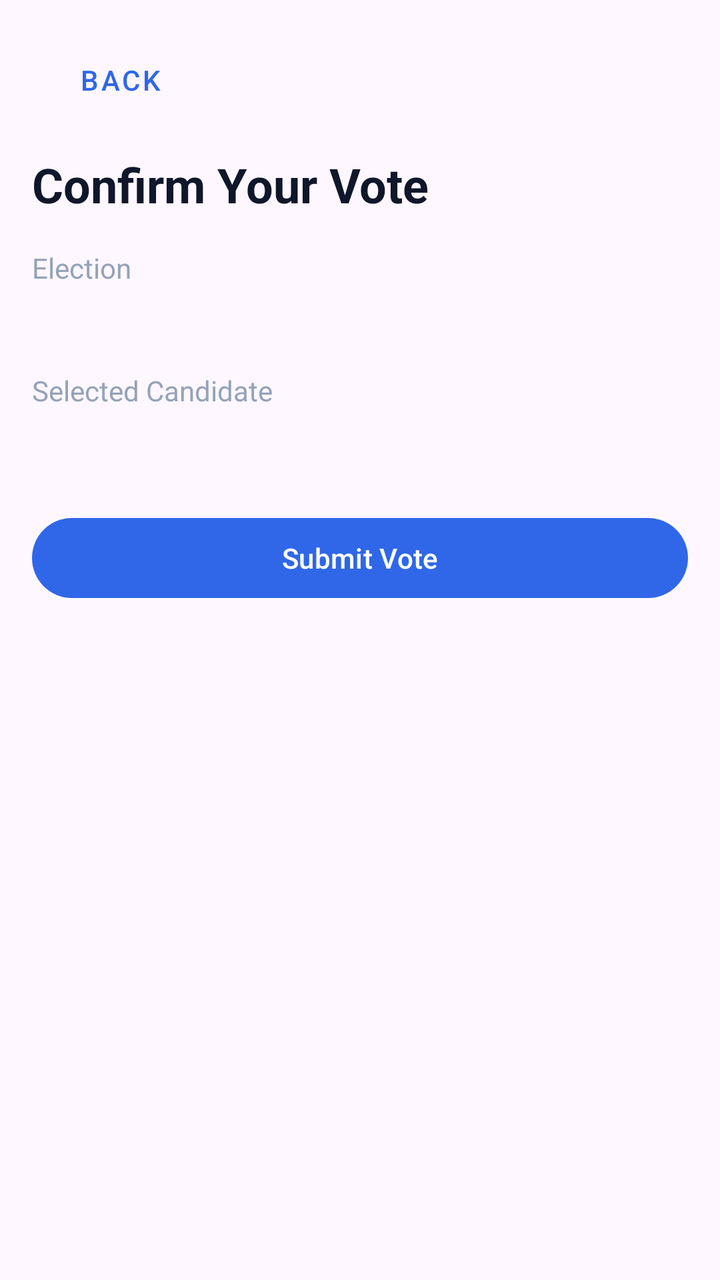
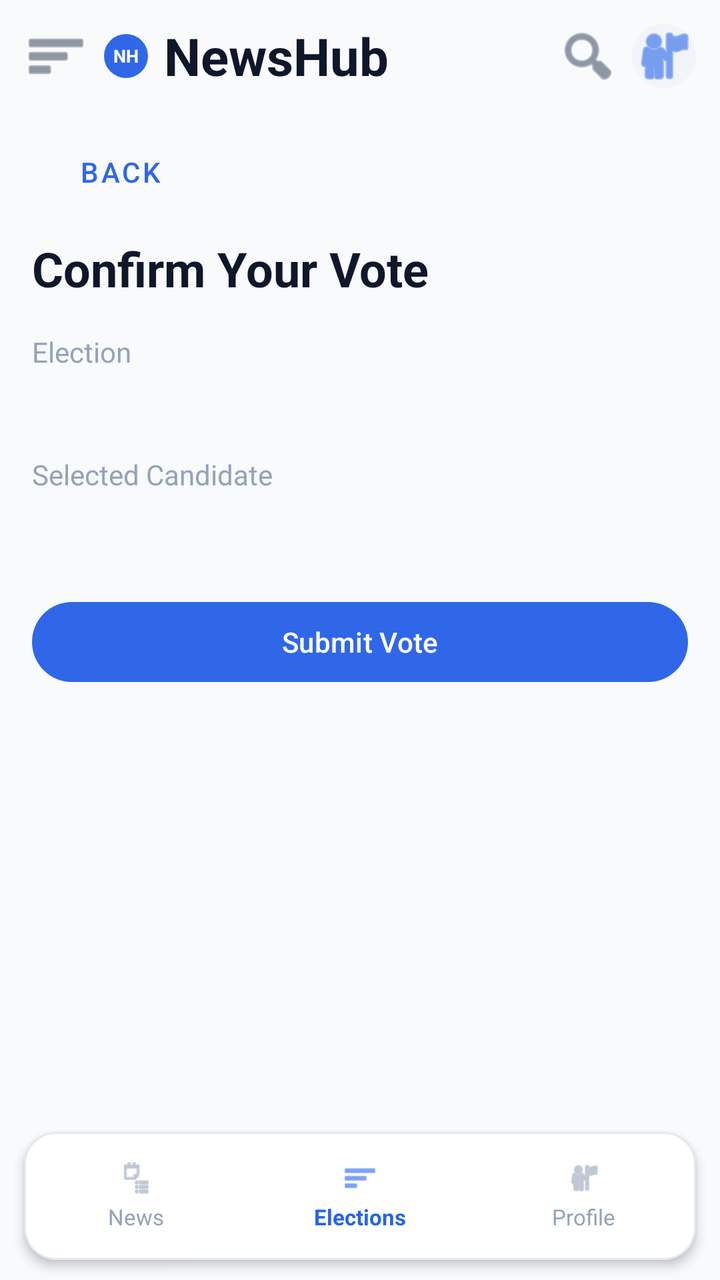

Two renders of the same Android screen: before a commit and after it. Below are the layout's source before the change and the commit's diff.
<!-- AndroidManifest.xml: application theme Theme.NewsHub -->
<!-- res/layout/fragment_vote_confirm.xml -->
<?xml version="1.0" encoding="utf-8"?>
<androidx.constraintlayout.widget.ConstraintLayout xmlns:android="http://schemas.android.com/apk/res/android"
    xmlns:app="http://schemas.android.com/apk/res-auto"
    android:layout_width="match_parent"
    android:layout_height="match_parent"
    android:padding="16dp">

    <com.google.android.material.button.MaterialButton
        android:id="@+id/button_back"
        style="@style/Widget.MaterialComponents.Button.TextButton"
        android:layout_width="wrap_content"
        android:layout_height="wrap_content"
        android:text="@string/common_back"
        app:layout_constraintStart_toStartOf="parent"
        app:layout_constraintTop_toTopOf="parent" />

    <TextView
        android:id="@+id/text_title"
        android:layout_width="0dp"
        android:layout_height="wrap_content"
        android:layout_marginTop="12dp"
        android:text="@string/vote_confirm_title"
        android:textColor="@color/home_text_primary"
        android:textSize="24sp"
        android:textStyle="bold"
        app:layout_constraintEnd_toEndOf="parent"
        app:layout_constraintStart_toStartOf="parent"
        app:layout_constraintTop_toBottomOf="@id/button_back" />

    <TextView
        android:id="@+id/text_election_label"
        android:layout_width="wrap_content"
        android:layout_height="wrap_content"
        android:layout_marginTop="16dp"
        android:text="@string/vote_election_label"
        android:textColor="@color/home_muted"
        app:layout_constraintStart_toStartOf="parent"
        app:layout_constraintTop_toBottomOf="@id/text_title" />

    <TextView
        android:id="@+id/text_election_name"
        android:layout_width="0dp"
        android:layout_height="wrap_content"
        android:layout_marginTop="4dp"
        android:textColor="@color/home_text_primary"
        android:textSize="18sp"
        app:layout_constraintEnd_toEndOf="parent"
        app:layout_constraintStart_toStartOf="parent"
        app:layout_constraintTop_toBottomOf="@id/text_election_label" />

    <TextView
        android:id="@+id/text_candidate_label"
        android:layout_width="wrap_content"
        android:layout_height="wrap_content"
        android:layout_marginTop="14dp"
        android:text="@string/vote_candidate_label"
        android:textColor="@color/home_muted"
        app:layout_constraintStart_toStartOf="parent"
        app:layout_constraintTop_toBottomOf="@id/text_election_name" />

    <TextView
        android:id="@+id/text_candidate_name"
        android:layout_width="0dp"
        android:layout_height="wrap_content"
        android:layout_marginTop="4dp"
        android:textColor="@color/home_text_primary"
        android:textSize="18sp"
        android:textStyle="bold"
        app:layout_constraintEnd_toEndOf="parent"
        app:layout_constraintStart_toStartOf="parent"
        app:layout_constraintTop_toBottomOf="@id/text_candidate_label" />

    <com.google.android.material.button.MaterialButton
        android:id="@+id/button_confirm_vote"
        android:layout_width="0dp"
        android:layout_height="wrap_content"
        android:layout_marginTop="22dp"
        android:text="@string/vote_confirm_action"
        app:layout_constraintEnd_toEndOf="parent"
        app:layout_constraintStart_toStartOf="parent"
        app:layout_constraintTop_toBottomOf="@id/text_candidate_name" />

    <ProgressBar
        android:id="@+id/progress_submit"
        android:layout_width="40dp"
        android:layout_height="40dp"
        android:visibility="gone"
        app:layout_constraintBottom_toBottomOf="parent"
        app:layout_constraintEnd_toEndOf="parent"
        app:layout_constraintStart_toStartOf="parent"
        app:layout_constraintTop_toTopOf="parent" />

</androidx.constraintlayout.widget.ConstraintLayout>
<!-- resources referenced by this layout -->
<resources>
  <color name="home_muted">#94A3B8</color>
  <color name="home_text_primary">#0F172A</color>
  <string name="common_back">Back</string>
  <string name="vote_candidate_label">Selected Candidate</string>
  <string name="vote_confirm_action">Submit Vote</string>
  <string name="vote_confirm_title">Confirm Your Vote</string>
  <string name="vote_election_label">Election</string>
  <style name="Theme.NewsHub" parent="Base.Theme.NewsHub" />
  <style name="Base.Theme.NewsHub" parent="Theme.Material3.DayNight.NoActionBar">
          <item name="colorPrimary">@color/auth_primary</item>
          <item name="colorOnPrimary">@android:color/white</item>
          <item name="android:statusBarColor">@color/auth_background</item>
          <item name="android:navigationBarColor">@color/auth_background</item>
      </style>
  <color name="auth_primary">#2F67E8</color>
  <color name="auth_background">#F3F4F6</color>
</resources>

<!-- the commit's change to res/layout/fragment_vote_confirm.xml (unified diff, before → after) -->
@@ -3,91 +3,257 @@
     xmlns:app="http://schemas.android.com/apk/res-auto"
     android:layout_width="match_parent"
     android:layout_height="match_parent"
-    android:padding="16dp">
-
-    <com.google.android.material.button.MaterialButton
-        android:id="@+id/button_back"
-        style="@style/Widget.MaterialComponents.Button.TextButton"
-        android:layout_width="wrap_content"
-        android:layout_height="wrap_content"
-        android:text="@string/common_back"
-        app:layout_constraintStart_toStartOf="parent"
-        app:layout_constraintTop_toTopOf="parent" />
-
-    <TextView
-        android:id="@+id/text_title"
+    android:background="@color/home_background">
+
+    <LinearLayout
+        android:id="@+id/top_bar"
         android:layout_width="0dp"
-        android:layout_height="wrap_content"
-        android:layout_marginTop="12dp"
-        android:text="@string/vote_confirm_title"
-        android:textColor="@color/home_text_primary"
-        android:textSize="24sp"
-        android:textStyle="bold"
+        android:layout_height="56dp"
+        android:gravity="center_vertical"
+        android:orientation="horizontal"
+        android:paddingStart="12dp"
+        android:paddingEnd="12dp"
         app:layout_constraintEnd_toEndOf="parent"
         app:layout_constraintStart_toStartOf="parent"
-        app:layout_constraintTop_toBottomOf="@id/button_back" />
-
-    <TextView
-        android:id="@+id/text_election_label"
-        android:layout_width="wrap_content"
-        android:layout_height="wrap_content"
-        android:layout_marginTop="16dp"
-        android:text="@string/vote_election_label"
-        android:textColor="@color/home_muted"
-        app:layout_constraintStart_toStartOf="parent"
-        app:layout_constraintTop_toBottomOf="@id/text_title" />
-
-    <TextView
-        android:id="@+id/text_election_name"
+        app:layout_constraintTop_toTopOf="parent">
+
+        <ImageButton
+            android:id="@+id/button_menu"
+            android:layout_width="32dp"
+            android:layout_height="32dp"
+            android:background="?attr/selectableItemBackgroundBorderless"
+            android:contentDescription="@string/home_menu"
+            android:padding="6dp"
+            android:src="@android:drawable/ic_menu_sort_by_size"
+            app:tint="@color/home_text_secondary" />
+
+        <TextView
+            android:layout_width="22dp"
+            android:layout_height="22dp"
+            android:layout_marginStart="8dp"
+            android:background="@drawable/bg_auth_logo"
+            android:gravity="center"
+            android:text="@string/logo_initials"
+            android:textColor="@android:color/white"
+            android:textSize="9sp"
+            android:textStyle="bold" />
+
+        <TextView
+            android:layout_width="wrap_content"
+            android:layout_height="wrap_content"
+            android:layout_marginStart="8dp"
+            android:text="@string/home_brand"
+            android:textColor="@color/home_text_primary"
+            android:textSize="26sp"
+            android:textStyle="bold" />
+
+        <View
+            android:layout_width="0dp"
+            android:layout_height="0dp"
+            android:layout_weight="1" />
+
+        <ImageButton
+            android:id="@+id/button_refresh"
+            android:layout_width="32dp"
+            android:layout_height="32dp"
+            android:background="?attr/selectableItemBackgroundBorderless"
+            android:contentDescription="@string/news_refresh"
+            android:padding="6dp"
+            android:src="@android:drawable/ic_menu_search"
+            app:tint="@color/home_text_secondary" />
+
+        <ImageButton
+            android:id="@+id/button_profile_shortcut"
+            android:layout_width="32dp"
+            android:layout_height="32dp"
+            android:layout_marginStart="6dp"
+            android:background="@drawable/bg_home_chip_muted"
+            android:contentDescription="@string/home_nav_profile"
+            android:padding="6dp"
+            android:src="@android:drawable/ic_menu_myplaces"
+            app:tint="@color/home_primary" />
+    </LinearLayout>
+
+    <androidx.core.widget.NestedScrollView
+        android:id="@+id/scroll_content"
         android:layout_width="0dp"
-        android:layout_height="wrap_content"
-        android:layout_marginTop="4dp"
-        android:textColor="@color/home_text_primary"
-        android:textSize="18sp"
+        android:layout_height="0dp"
+        android:clipToPadding="false"
+        android:paddingStart="16dp"
+        android:paddingTop="6dp"
+        android:paddingEnd="16dp"
+        android:paddingBottom="10dp"
+        app:layout_constraintBottom_toTopOf="@id/bottom_nav"
         app:layout_constraintEnd_toEndOf="parent"
         app:layout_constraintStart_toStartOf="parent"
-        app:layout_constraintTop_toBottomOf="@id/text_election_label" />
-
-    <TextView
-        android:id="@+id/text_candidate_label"
-        android:layout_width="wrap_content"
-        android:layout_height="wrap_content"
-        android:layout_marginTop="14dp"
-        android:text="@string/vote_candidate_label"
-        android:textColor="@color/home_muted"
-        app:layout_constraintStart_toStartOf="parent"
-        app:layout_constraintTop_toBottomOf="@id/text_election_name" />
-
-    <TextView
-        android:id="@+id/text_candidate_name"
-        android:layout_width="0dp"
-        android:layout_height="wrap_content"
-        android:layout_marginTop="4dp"
-        android:textColor="@color/home_text_primary"
-        android:textSize="18sp"
-        android:textStyle="bold"
-        app:layout_constraintEnd_toEndOf="parent"
-        app:layout_constraintStart_toStartOf="parent"
-        app:layout_constraintTop_toBottomOf="@id/text_candidate_label" />
-
-    <com.google.android.material.button.MaterialButton
-        android:id="@+id/button_confirm_vote"
-        android:layout_width="0dp"
-        android:layout_height="wrap_content"
-        android:layout_marginTop="22dp"
-        android:text="@string/vote_confirm_action"
-        app:layout_constraintEnd_toEndOf="parent"
-        app:layout_constraintStart_toStartOf="parent"
-        app:layout_constraintTop_toBottomOf="@id/text_candidate_name" />
+        app:layout_constraintTop_toBottomOf="@id/top_bar">
+
+        <LinearLayout
+            android:layout_width="match_parent"
+            android:layout_height="wrap_content"
+            android:orientation="vertical">
+
+            <com.google.android.material.button.MaterialButton
+                android:id="@+id/button_back"
+                style="@style/Widget.MaterialComponents.Button.TextButton"
+                android:layout_width="wrap_content"
+                android:layout_height="wrap_content"
+                android:text="@string/common_back" />
+
+            <TextView
+                android:id="@+id/text_title"
+                android:layout_width="match_parent"
+                android:layout_height="wrap_content"
+                android:layout_marginTop="8dp"
+                android:text="@string/vote_confirm_title"
+                android:textColor="@color/home_text_primary"
+                android:textSize="24sp"
+                android:textStyle="bold" />
+
+            <TextView
+                android:id="@+id/text_election_label"
+                android:layout_width="wrap_content"
+                android:layout_height="wrap_content"
+                android:layout_marginTop="16dp"
+                android:text="@string/vote_election_label"
+                android:textColor="@color/home_muted" />
+
+            <TextView
+                android:id="@+id/text_election_name"
+                android:layout_width="match_parent"
+                android:layout_height="wrap_content"
+                android:layout_marginTop="4dp"
+                android:textColor="@color/home_text_primary"
+                android:textSize="18sp" />
+
+            <TextView
+                android:id="@+id/text_candidate_label"
+                android:layout_width="wrap_content"
+                android:layout_height="wrap_content"
+                android:layout_marginTop="14dp"
+                android:text="@string/vote_candidate_label"
+                android:textColor="@color/home_muted" />
+
+            <TextView
+                android:id="@+id/text_candidate_name"
+                android:layout_width="match_parent"
+                android:layout_height="wrap_content"
+                android:layout_marginTop="4dp"
+                android:textColor="@color/home_text_primary"
+                android:textSize="18sp"
+                android:textStyle="bold" />
+
+            <com.google.android.material.button.MaterialButton
+                android:id="@+id/button_confirm_vote"
+                android:layout_width="match_parent"
+                android:layout_height="wrap_content"
+                android:layout_marginTop="22dp"
+                android:text="@string/vote_confirm_action" />
+        </LinearLayout>
+    </androidx.core.widget.NestedScrollView>
 
     <ProgressBar
         android:id="@+id/progress_submit"
         android:layout_width="40dp"
         android:layout_height="40dp"
         android:visibility="gone"
+        app:layout_constraintBottom_toBottomOf="@id/scroll_content"
+        app:layout_constraintEnd_toEndOf="@id/scroll_content"
+        app:layout_constraintStart_toStartOf="@id/scroll_content"
+        app:layout_constraintTop_toTopOf="@id/scroll_content" />
+
+    <com.google.android.material.card.MaterialCardView
+        android:id="@+id/bottom_nav"
+        android:layout_width="0dp"
+        android:layout_height="64dp"
+        android:layout_marginStart="12dp"
+        android:layout_marginEnd="12dp"
+        android:layout_marginBottom="10dp"
+        app:cardBackgroundColor="@color/home_card_bg"
+        app:cardCornerRadius="16dp"
+        app:cardElevation="3dp"
         app:layout_constraintBottom_toBottomOf="parent"
         app:layout_constraintEnd_toEndOf="parent"
         app:layout_constraintStart_toStartOf="parent"
-        app:layout_constraintTop_toTopOf="parent" />
+        app:strokeColor="@color/home_border"
+        app:strokeWidth="1dp">
+
+        <LinearLayout
+            android:layout_width="match_parent"
+            android:layout_height="match_parent"
+            android:gravity="center"
+            android:orientation="horizontal">
+
+            <LinearLayout
+                android:id="@+id/nav_news"
+                android:layout_width="0dp"
+                android:layout_height="match_parent"
+                android:layout_weight="1"
+                android:gravity="center"
+                android:orientation="vertical">
+
+                <ImageView
+                    android:layout_width="18dp"
+                    android:layout_height="18dp"
+                    android:src="@android:drawable/ic_menu_agenda"
+                    app:tint="@color/home_muted" />
+
+                <TextView
+                    android:layout_width="wrap_content"
+                    android:layout_height="wrap_content"
+                    android:layout_marginTop="3dp"
+                    android:text="@string/home_nav_news"
+                    android:textColor="@color/home_muted"
+                    android:textSize="11sp" />
+            </LinearLayout>
+
+            <LinearLayout
+                android:id="@+id/nav_elections"
+                android:layout_width="0dp"
+                android:layout_height="match_parent"
+                android:layout_weight="1"
+                android:gravity="center"
+                android:orientation="vertical">
+
+                <ImageView
+                    android:layout_width="18dp"
+                    android:layout_height="18dp"
+                    android:src="@android:drawable/ic_menu_sort_by_size"
+                    app:tint="@color/home_primary" />
+
+                <TextView
+                    android:layout_width="wrap_content"
+                    android:layout_height="wrap_content"
+                    android:layout_marginTop="3dp"
+                    android:text="@string/home_nav_elections"
+                    android:textColor="@color/home_primary"
+                    android:textSize="11sp"
+                    android:textStyle="bold" />
+            </LinearLayout>
+
+            <LinearLayout
+                android:id="@+id/nav_profile"
+                android:layout_width="0dp"
+                android:layout_height="match_parent"
+                android:layout_weight="1"
+                android:gravity="center"
+                android:orientation="vertical">
+
+                <ImageView
+                    android:layout_width="18dp"
+                    android:layout_height="18dp"
+                    android:src="@android:drawable/ic_menu_myplaces"
+                    app:tint="@color/home_muted" />
+
+                <TextView
+                    android:layout_width="wrap_content"
+                    android:layout_height="wrap_content"
+                    android:layout_marginTop="3dp"
+                    android:text="@string/home_nav_profile"
+                    android:textColor="@color/home_muted"
+                    android:textSize="11sp" />
+            </LinearLayout>
+        </LinearLayout>
+    </com.google.android.material.card.MaterialCardView>
 
 </androidx.constraintlayout.widget.ConstraintLayout>
<!-- resource entries referenced after the edit -->
@@ -1,8 +1,32 @@
 <!-- resources referenced by this layout -->
 <resources>
+  <color name="home_background">#F8FAFC</color>
+  <color name="home_border">#E2E8F0</color>
+  <color name="home_card_bg">#FFFFFF</color>
   <color name="home_muted">#94A3B8</color>
+  <color name="home_primary">#2563EB</color>
   <color name="home_text_primary">#0F172A</color>
+  <color name="home_text_secondary">#475569</color>
+  <!-- drawable bg_auth_logo (drawable) -->
+  <?xml version="1.0" encoding="utf-8"?>
+  <shape xmlns:android="http://schemas.android.com/apk/res/android" android:shape="rectangle">
+      <solid android:color="@color/auth_primary" />
+      <corners android:radius="14dp" />
+  </shape>
+  <!-- drawable bg_home_chip_muted (drawable) -->
+  <?xml version="1.0" encoding="utf-8"?>
+  <shape xmlns:android="http://schemas.android.com/apk/res/android" android:shape="rectangle">
+      <solid android:color="#F1F5F9" />
+      <corners android:radius="999dp" />
+  </shape>
   <string name="common_back">Back</string>
+  <string name="home_brand">NewsHub</string>
+  <string name="home_menu">Open menu</string>
+  <string name="home_nav_elections">Elections</string>
+  <string name="home_nav_news">News</string>
+  <string name="home_nav_profile">Profile</string>
+  <string name="logo_initials">NH</string>
+  <string name="news_refresh">Refresh</string>
   <string name="vote_candidate_label">Selected Candidate</string>
   <string name="vote_confirm_action">Submit Vote</string>
   <string name="vote_confirm_title">Confirm Your Vote</string>
